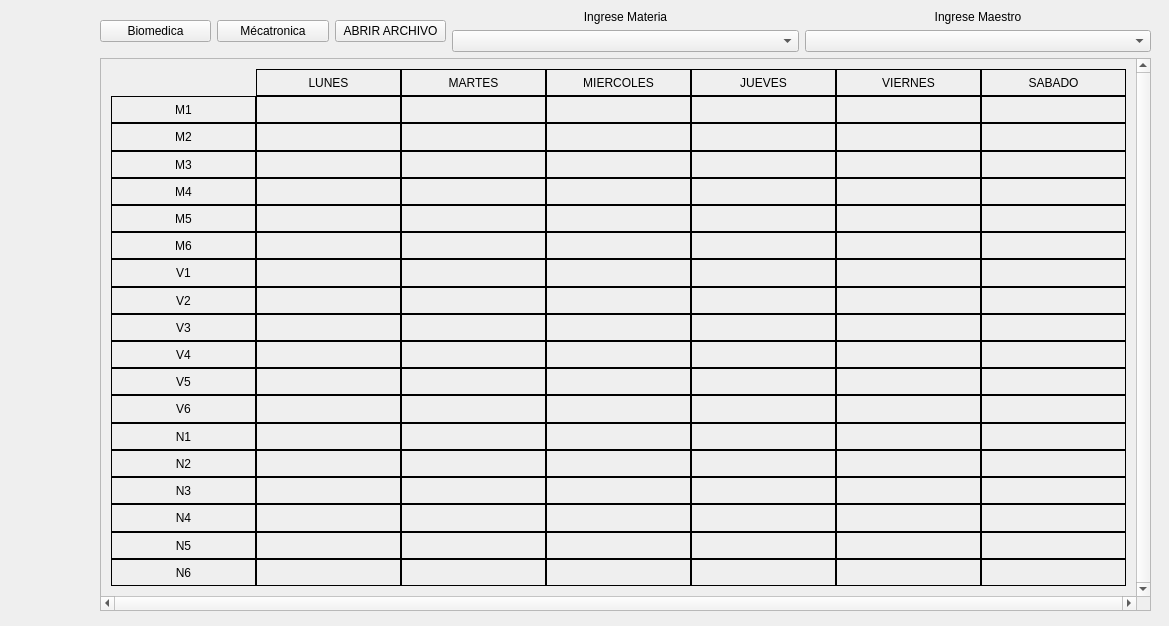
Above: src/intro.ui from CornelioEmbedded/GUI_Horarios before the change. Below: the same form after it.
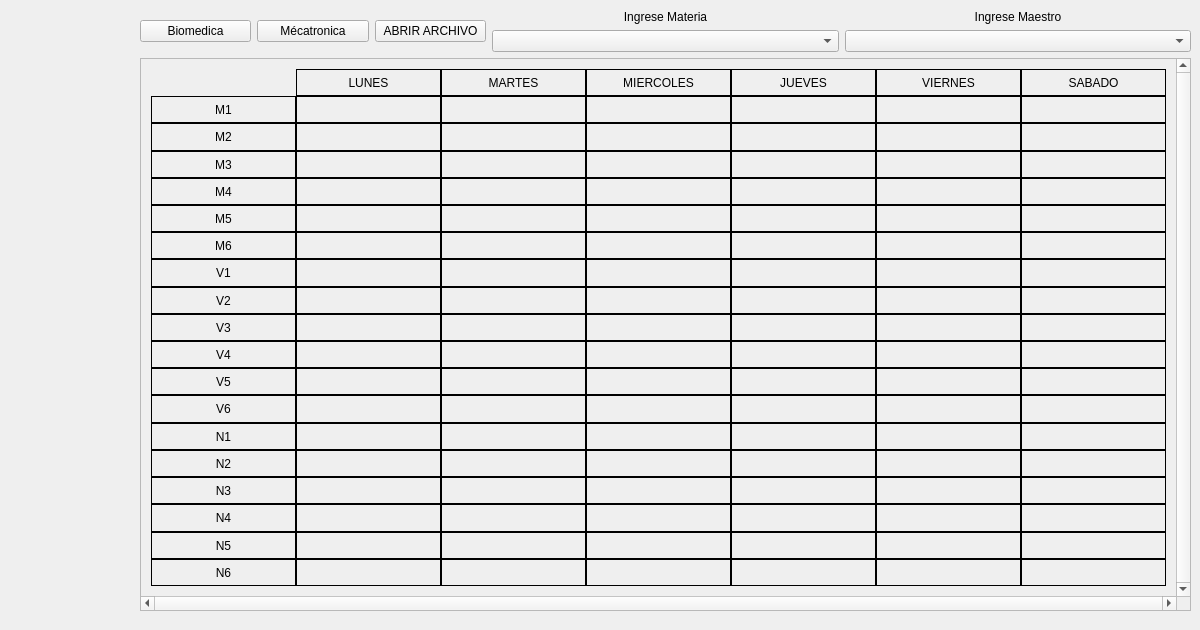
That is the form after the change.

Commit message: get final sizes

```diff
--- a/src/intro.ui
+++ b/src/intro.ui
@@ -6,17 +6,17 @@
    <rect>
     <x>0</x>
     <y>0</y>
-    <width>1169</width>
-    <height>626</height>
+    <width>1200</width>
+    <height>630</height>
    </rect>
   </property>
   <property name="windowTitle">
    <string>Form</string>
   </property>
-  <widget class="QWidget" name="">
+  <widget class="QWidget" name="layoutWidget">
    <property name="geometry">
     <rect>
-     <x>100</x>
+     <x>140</x>
      <y>10</y>
      <width>1051</width>
      <height>601</height>
```
